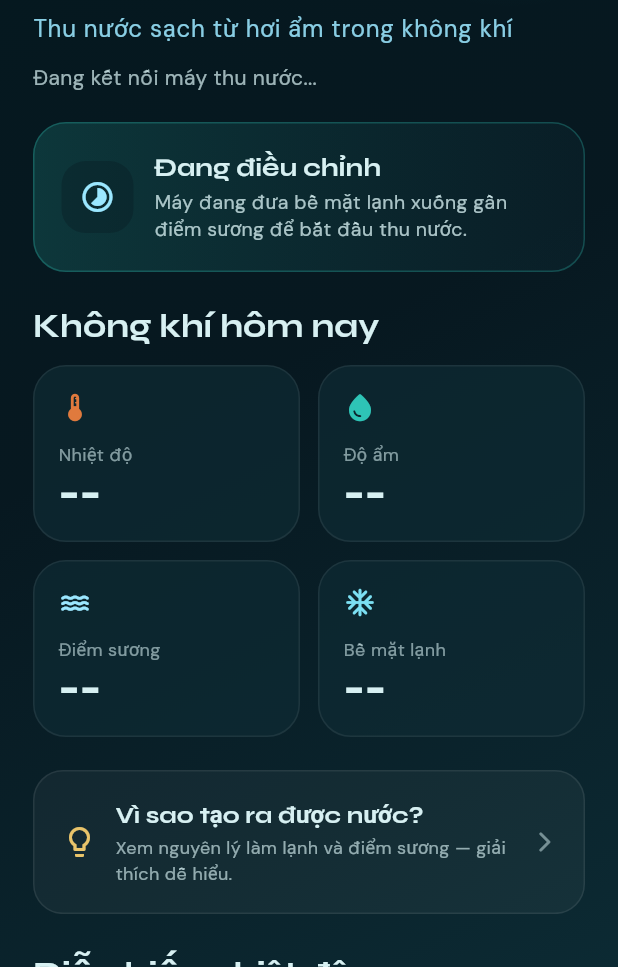
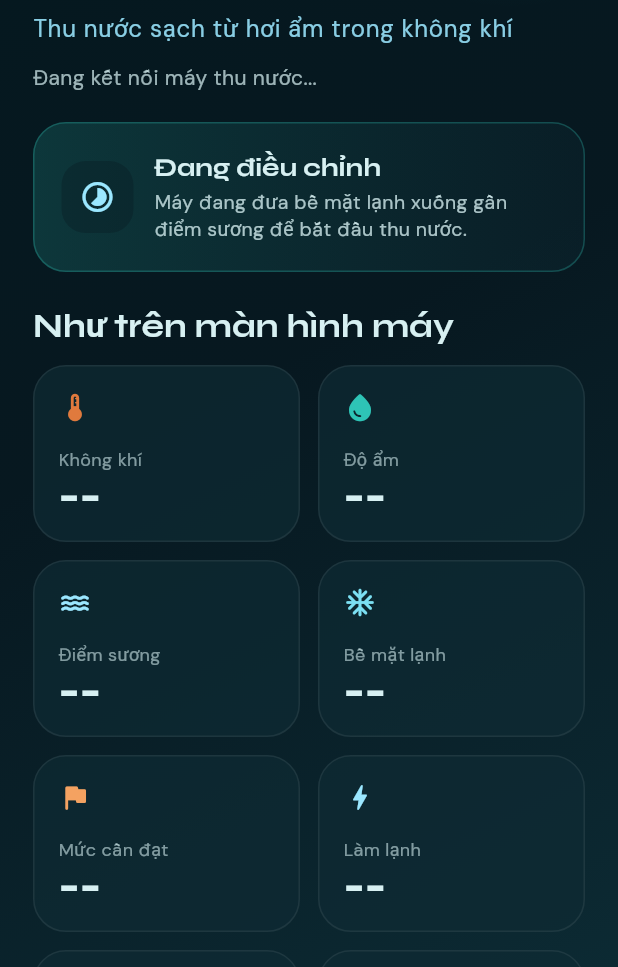
Before and after one commit to duong0411/ngungtu, a Flutter app: the HomePage screen opened directly, on a phone screen of 412 x 824 dp, the part 269-1236 px from its top. Run offline on Flutter 3.47's test engine with Material 3 defaults, Android fonts, the phone set to English and light mode, and no system bars; drawn by our look-alikes of flutter_animate; our stand-ins replace fl_chart, google_fonts, shared_preferences; missing offline and left inert: mqtt_client; accounts and stored records are empty; network calls fail.

Commit message:
Mirror OLED telemetry on app and remove WiFi/MQTT labels from ESP32 display.
Co-authored-by: Cursor <cursoragent@cursor.com>

```diff
--- a/lib/core/condenser_provider.dart
+++ b/lib/core/condenser_provider.dart
@@ -45,6 +45,7 @@ class CondenserProvider extends ChangeNotifier {
   double? coldPlate;
   double? setpoint;
   double? tecPercent;
+  double? fanPercent;
   bool fanOn = false;
   String status = 'Chưa kết nối';
 
@@ -107,7 +108,14 @@ class CondenserProvider extends ChangeNotifier {
     } else if (_is(topic, AppConfig.topicTec) || topic.endsWith('_tec/status')) {
       tecPercent = _asDouble(value);
     } else if (_is(topic, AppConfig.topicFan) || topic.endsWith('_fan_livingroom/status')) {
-      fanOn = _asOn(value);
+      final pct = _asDouble(value);
+      if (pct != null) {
+        fanPercent = pct.clamp(0, 100);
+        fanOn = fanPercent! > 0;
+      } else {
+        fanOn = _asOn(value);
+        fanPercent = fanOn ? 100 : 0;
+      }
     } else if (_is(topic, AppConfig.topicPower) || topic.endsWith('_power/status')) {
       powerOn = _asOn(value);
     } else if (_is(topic, AppConfig.topicStatus) ||
@@ -133,6 +141,7 @@ class CondenserProvider extends ChangeNotifier {
         'coldPlate': coldPlate,
         'setpoint': setpoint,
         'tecPercent': tecPercent,
+        'fanPercent': fanPercent,
         'fan': fanOn,
         'power': powerOn,
         'status': status,
--- a/lib/ui/home_page.dart
+++ b/lib/ui/home_page.dart
@@ -21,6 +21,21 @@ class HomePage extends StatelessWidget {
     if (s.contains('loi') || s.contains('lỗi') || s.contains('khoa')) return 'Cần kiểm tra thiết bị';
     if (c.powerOn) return 'Máy đang vận hành ổn định';
     return 'Máy đang tạm nghỉ';
+  }
+
+  /// Trạng thái ngắn — khớp dòng cuối trên OLED (không hiện WiFi/MQTT).
+  String _shortMachineStatus(CondenserProvider c) {
+    if (!c.mqttConnected) return 'Chờ máy';
+    final s = c.status.trim();
+    if (s.isEmpty) return '--';
+    final lower = s.toLowerCase();
+    if (lower.contains('ngung tu') || lower.contains('đang ngưng')) return 'Đang thu nước';
+    if (lower.contains('kho') || lower.contains('khô')) return 'Không khí khô';
+    if (lower.contains('dong bang') || lower.contains('đóng băng')) return 'Bảo vệ lạnh';
+    if (lower.contains('san sang') || lower.contains('sẵn sàng')) return 'Sẵn sàng';
+    if (lower.contains('bat tu') || lower.contains('bật')) return 'Đang chạy';
+    if (s.length <= 16) return s;
+    return '${s.substring(0, 15)}…';
   }
 
   @override
@@ -136,16 +151,32 @@ class HomePage extends StatelessWidget {
                     const SizedBox(height: 20),
                     _HeroInsight(c: c),
                     const SizedBox(height: 22),
-                    Text('Không khí hôm nay', style: Theme.of(context).textTheme.titleLarge),
+                    Text('Như trên màn hình máy', style: Theme.of(context).textTheme.titleLarge),
                     const SizedBox(height: 12),
                     _MetricRow(
-                      left: _Metric('Nhiệt độ', _fmt(c.airTemp, '°C'), Icons.thermostat_rounded, NgungTuTheme.copper),
+                      left: _Metric('Không khí', _fmt(c.airTemp, '°C'), Icons.thermostat_rounded, NgungTuTheme.copper),
                       right: _Metric('Độ ẩm', _fmt(c.humidity, '%', d: 0), Icons.water_drop_rounded, NgungTuTheme.aqua),
                     ),
                     const SizedBox(height: 12),
                     _MetricRow(
                       left: _Metric('Điểm sương', _fmt(c.dewPoint, '°C'), Icons.water_rounded, NgungTuTheme.ice),
                       right: _Metric('Bề mặt lạnh', _fmt(c.coldPlate, '°C'), Icons.ac_unit_rounded, const Color(0xFF7BDFF2)),
+                    ),
+                    const SizedBox(height: 12),
+                    _MetricRow(
+                      left: _Metric('Mức cần đạt', _fmt(c.setpoint, '°C'), Icons.flag_rounded, const Color(0xFFF4A261)),
+                      right: _Metric('Làm lạnh', _fmt(c.tecPercent, '%', d: 0), Icons.bolt_rounded, NgungTuTheme.ice),
+                    ),
+                    const SizedBox(height: 12),
+                    _MetricRow(
+                      left: _Metric('Quạt', _fmt(c.fanPercent, '%', d: 0), Icons.air_rounded, const Color(0xFF7BDFF2)),
+                      right: _Metric(
+                        'Trạng thái máy',
+                        _shortMachineStatus(c),
+                        Icons.sensors_rounded,
+                        live ? NgungTuTheme.aqua : NgungTuTheme.copper,
+                        compact: true,
+                      ),
                     ),
                     const SizedBox(height: 22),
                     _LearnCard(),
@@ -308,11 +339,12 @@ class _MetricRow extends StatelessWidget {
 }
 
 class _Metric extends StatelessWidget {
-  const _Metric(this.label, this.value, this.icon, this.color);
+  const _Metric(this.label, this.value, this.icon, this.color, {this.compact = false});
   final String label;
   final String value;
   final IconData icon;
   final Color color;
+  final bool compact;
 
   @override
   Widget build(BuildContext context) {
@@ -339,9 +371,12 @@ class _Metric extends StatelessWidget {
           const SizedBox(height: 2),
           Text(
             value,
+            maxLines: compact ? 2 : 1,
+            overflow: TextOverflow.ellipsis,
             style: Theme.of(context).textTheme.headlineMedium?.copyWith(
-                  fontSize: 24,
+                  fontSize: compact ? 16 : 24,
                   fontWeight: FontWeight.w800,
+                  height: 1.15,
                 ),
           ),
         ],
```
Also changed, not shown: 1 other file.
